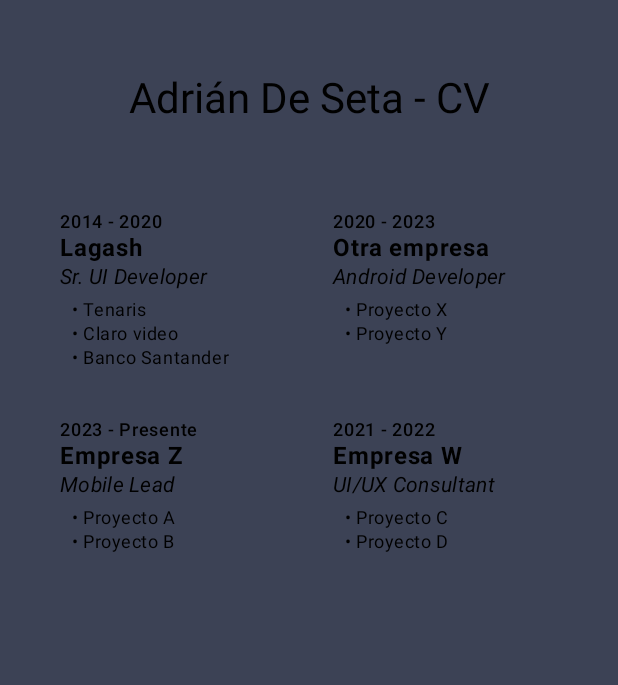
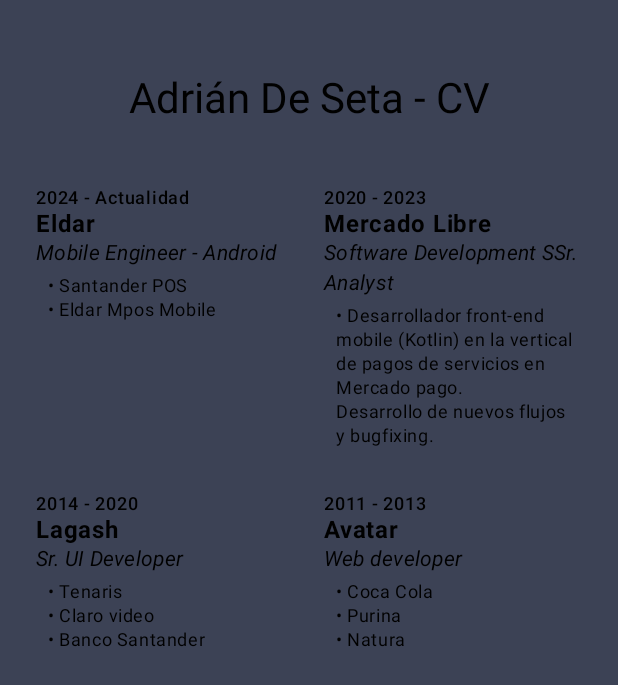
Before and after one commit to adriandeseta/AdrianDeSetaCV, an Android app built with Jetpack Compose: the screen it shows after launch (MainActivity), after a tap on "EXPERIENCIA", on a phone screen of 412 x 824 dp. Shown: the top 685 px of the screen. Run offline under Robolectric (Android 15) with nearby library versions, the phone set to English and light mode, and no system bars; our stand-ins replace Dagger/Hilt's generated code.

Commit message:
experience

```diff
--- a/app/src/main/java/com/adriandeseta/cv/ui/adriandeseta/experience/ExperienceItem.kt
+++ b/app/src/main/java/com/adriandeseta/cv/ui/adriandeseta/experience/ExperienceItem.kt
@@ -2,18 +2,18 @@ package com.adriandeseta.cv.ui.adriandeseta.experience
 
 import androidx.compose.foundation.layout.Column
 import androidx.compose.foundation.layout.Spacer
+import androidx.compose.foundation.layout.fillMaxSize
 import androidx.compose.foundation.layout.height
 import androidx.compose.foundation.layout.padding
+import androidx.compose.foundation.layout.width
 import androidx.compose.material3.MaterialTheme
 import androidx.compose.material3.Text
 import androidx.compose.runtime.Composable
+import androidx.compose.ui.Modifier
 import androidx.compose.ui.text.font.FontStyle
 import androidx.compose.ui.text.font.FontWeight
+import androidx.compose.ui.tooling.preview.Preview
 import androidx.compose.ui.unit.dp
-import androidx.compose.ui.Modifier
-import androidx.compose.ui.tooling.preview.Preview
-import androidx.navigation.compose.rememberNavController
-import com.adriandeseta.cv.ui.adriandeseta.personaldata.PersonalDataScreen
 
 @Composable
 fun ExperienceItem(
@@ -23,7 +23,9 @@ fun ExperienceItem(
     role: String,
     responsibilities: List<String>,
 ) {
-    Column(modifier = modifier.padding(8.dp)) {
+    Column(
+        modifier = modifier.width(150.dp).height(200.dp).padding(8.dp)
+    ) {
         Text(
             text = period,
             style = MaterialTheme.typography.labelMedium
@@ -54,3 +56,15 @@ fun ExperienceItem(
         }
     }
 }
+@Preview(showBackground = true, showSystemUi = true)
+@Composable
+fun PreviewExperienceItem() {
+    MaterialTheme {
+        ExperienceItem(
+            period = "2014 - 2020",
+            company = "Lagash",
+            role = "Sr. UI Developer",
+            responsibilities = listOf("Tenaris", "Claro video", "Banco Santander")
+        )
+    }
+}
--- /dev/null
+++ b/app/src/main/java/com/adriandeseta/cv/ui/adriandeseta/experience/ExperienceProvider.kt
@@ -0,0 +1,39 @@
+package com.adriandeseta.cv.ui.adriandeseta.experience
+
+import com.adriandeseta.cv.ui.adriandeseta.experience.dto.ExperienceData
+
+object ExperienceProvider {
+    val experienceList = listOf(
+        ExperienceData(
+            period = "2024 - Actualidad",
+            company = "Eldar",
+            role = "Mobile Engineer - Android",
+            responsibilities = listOf("Santander POS", "Eldar Mpos Mobile")
+        ),
+        ExperienceData(
+            period = "2020 - 2023",
+            company = "Mercado Libre",
+            role = "Software Development SSr. Analyst",
+            responsibilities = listOf(
+                "Desarrollador front-end\n" +
+                        "mobile (Kotlin) en la vertical\n" +
+                        "de pagos de servicios en\n" +
+                        "Mercado pago.\n" +
+                        "Desarrollo de nuevos flujos\n" +
+                        "y bugfixing."
+            )
+        ),
+        ExperienceData(
+            period = "2014 - 2020",
+            company = "Lagash",
+            role = "Sr. UI Developer",
+            responsibilities = listOf("Tenaris", "Claro video", "Banco Santander")
+        ),
+        ExperienceData(
+            period = "2011 - 2013",
+            company = "Avatar",
+            role = "Web developer",
+            responsibilities = listOf("Coca Cola", "Purina", "Natura")
+        )
+    )
+}
--- a/app/src/main/java/com/adriandeseta/cv/ui/adriandeseta/experience/ExperienceScreen.kt
+++ b/app/src/main/java/com/adriandeseta/cv/ui/adriandeseta/experience/ExperienceScreen.kt
@@ -4,6 +4,7 @@ import androidx.compose.foundation.background
 import androidx.compose.foundation.layout.Arrangement
 import androidx.compose.foundation.layout.Column
 import androidx.compose.foundation.layout.fillMaxSize
+import androidx.compose.foundation.layout.fillMaxWidth
 import androidx.compose.foundation.layout.padding
 import androidx.compose.foundation.lazy.grid.GridCells
 import androidx.compose.foundation.lazy.grid.LazyVerticalGrid
@@ -17,36 +18,11 @@ import androidx.compose.ui.tooling.preview.Preview
 import androidx.compose.ui.unit.dp
 import androidx.navigation.NavController
 import androidx.navigation.compose.rememberNavController
-import com.adriandeseta.cv.ui.adriandeseta.experience.dto.ExperienceData
 
 @Composable
 fun ExperienceScreen(navController: NavController) {
-    val experiences = listOf(
-        ExperienceData(
-            period = "2014 - 2020",
-            company = "Lagash",
-            role = "Sr. UI Developer",
-            responsibilities = listOf("Tenaris", "Claro video", "Banco Santander")
-        ),
-        ExperienceData(
-            period = "2020 - 2023",
-            company = "Otra empresa",
-            role = "Android Developer",
-            responsibilities = listOf("Proyecto X", "Proyecto Y")
-        ),
-        ExperienceData(
-            period = "2023 - Presente",
-            company = "Empresa Z",
-            role = "Mobile Lead",
-            responsibilities = listOf("Proyecto A", "Proyecto B")
-        ),
-        ExperienceData(
-            period = "2021 - 2022",
-            company = "Empresa W",
-            role = "UI/UX Consultant",
-            responsibilities = listOf("Proyecto C", "Proyecto D")
-        )
-    )
+    val experiences = ExperienceProvider.experienceList
+
     Column(
         modifier = Modifier
             .fillMaxSize()
@@ -65,11 +41,9 @@ fun ExperienceScreen(navController: NavController) {
 
         LazyVerticalGrid(
             columns = GridCells.Fixed(2),
-            modifier = Modifier
-                .padding(16.dp)
-                .background(MaterialTheme.colorScheme.secondary),
-            verticalArrangement = Arrangement.spacedBy(16.dp),
-            horizontalArrangement = Arrangement.spacedBy(16.dp)
+            modifier = Modifier.fillMaxWidth(),
+            verticalArrangement = Arrangement.spacedBy(4.dp),
+            horizontalArrangement = Arrangement.spacedBy(4.dp),
         ) {
             items(experiences) { exp ->
                 ExperienceItem(
```
